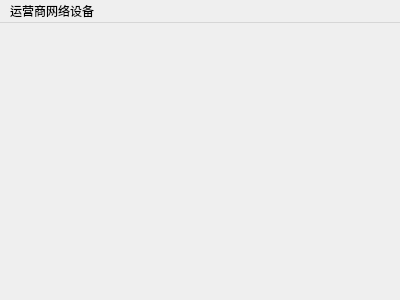
worldflyingct/setdevicetool, file mainwindow/mainwindow.ui: the form before one commit.
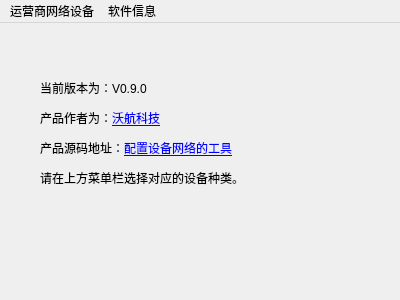
The form after the commit. Icons and pictures are not drawn.

Commit message: 继续开发配置工具

The edit to the form file:
```diff
--- a/mainwindow/mainwindow.ui
+++ b/mainwindow/mainwindow.ui
@@ -20,7 +20,24 @@
    <iconset resource="../resources/resources.qrc">
     <normaloff>:/favicon.png</normaloff>:/favicon.png</iconset>
   </property>
-  <widget class="QWidget" name="centralWidget"/>
+  <widget class="QWidget" name="centralWidget">
+   <widget class="QLabel" name="label">
+    <property name="geometry">
+     <rect>
+      <x>40</x>
+      <y>40</y>
+      <width>321</width>
+      <height>141</height>
+     </rect>
+    </property>
+    <property name="text">
+     <string>&lt;html&gt;&lt;head/&gt;&lt;body&gt;&lt;p&gt;当前版本为：V0.9.0&lt;/p&gt;&lt;p&gt;产品作者为：&lt;a href=&quot;https://www.worldflying.cn&quot;&gt;沃航科技&lt;/a&gt;&lt;/p&gt;&lt;p&gt;产品源码地址：&lt;a href=&quot;https://github.com/worldflyingct/setdevicetool&quot;&gt;配置设备网络的工具&lt;/a&gt;&lt;/p&gt;&lt;p&gt;请在上方菜单栏选择对应的设备种类。&lt;/p&gt;&lt;/body&gt;&lt;/html&gt;</string>
+    </property>
+    <property name="openExternalLinks">
+     <bool>true</bool>
+    </property>
+   </widget>
+  </widget>
   <widget class="QMenuBar" name="menuBar">
    <property name="geometry">
     <rect>
@@ -37,7 +54,14 @@
     <addaction name="actionIoController"/>
     <addaction name="action485GateWay"/>
    </widget>
+   <widget class="QMenu" name="menu_2">
+    <property name="title">
+     <string>软件信息</string>
+    </property>
+    <addaction name="actionAbout"/>
+   </widget>
    <addaction name="menu"/>
+   <addaction name="menu_2"/>
   </widget>
   <action name="actionIoController">
    <property name="text">
```
Left out of the diff: 10 changed lines with no effect on the pictures. The commit also changes 7 other files.
